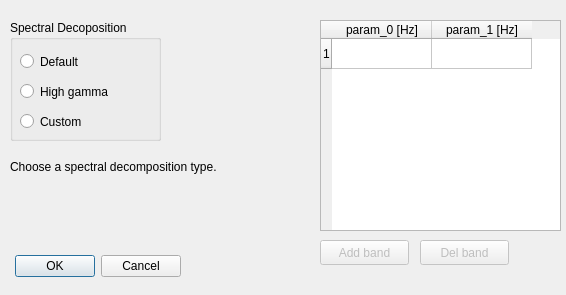
Old version of the form Function/spectral_choice_gui.ui in the repository catalystneuro/ecogVIS.
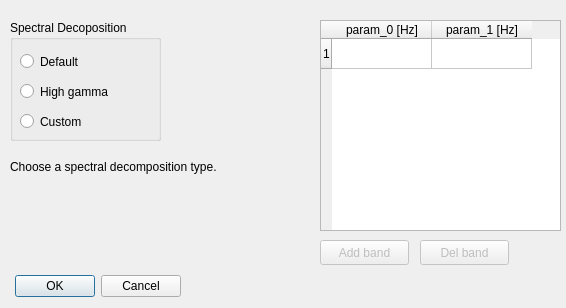
New version of the form.

Commit message: Integration with process_ecog - imports and uses process_ecog to perform preprocessing and spectral decomposition

```diff
--- a/Function/spectral_choice_gui.ui
+++ b/Function/spectral_choice_gui.ui
@@ -10,7 +10,7 @@
     <x>0</x>
     <y>0</y>
     <width>566</width>
-    <height>295</height>
+    <height>308</height>
    </rect>
   </property>
   <property name="sizePolicy">
@@ -29,7 +29,7 @@
    <property name="geometry">
     <rect>
      <x>10</x>
-     <y>250</y>
+     <y>270</y>
      <width>171</width>
      <height>32</height>
     </rect>
@@ -213,6 +213,28 @@
     <string>Del band</string>
    </property>
   </widget>
+  <widget class="QLabel" name="label_2">
+   <property name="geometry">
+    <rect>
+     <x>320</x>
+     <y>280</y>
+     <width>221</width>
+     <height>21</height>
+    </rect>
+   </property>
+   <property name="text">
+    <string/>
+   </property>
+   <property name="alignment">
+    <set>Qt::AlignLeading|Qt::AlignLeft|Qt::AlignTop</set>
+   </property>
+   <property name="wordWrap">
+    <bool>true</bool>
+   </property>
+   <property name="indent">
+    <number>0</number>
+   </property>
+  </widget>
  </widget>
  <resources/>
  <connections>
```
The commit also changes 3 other files.
